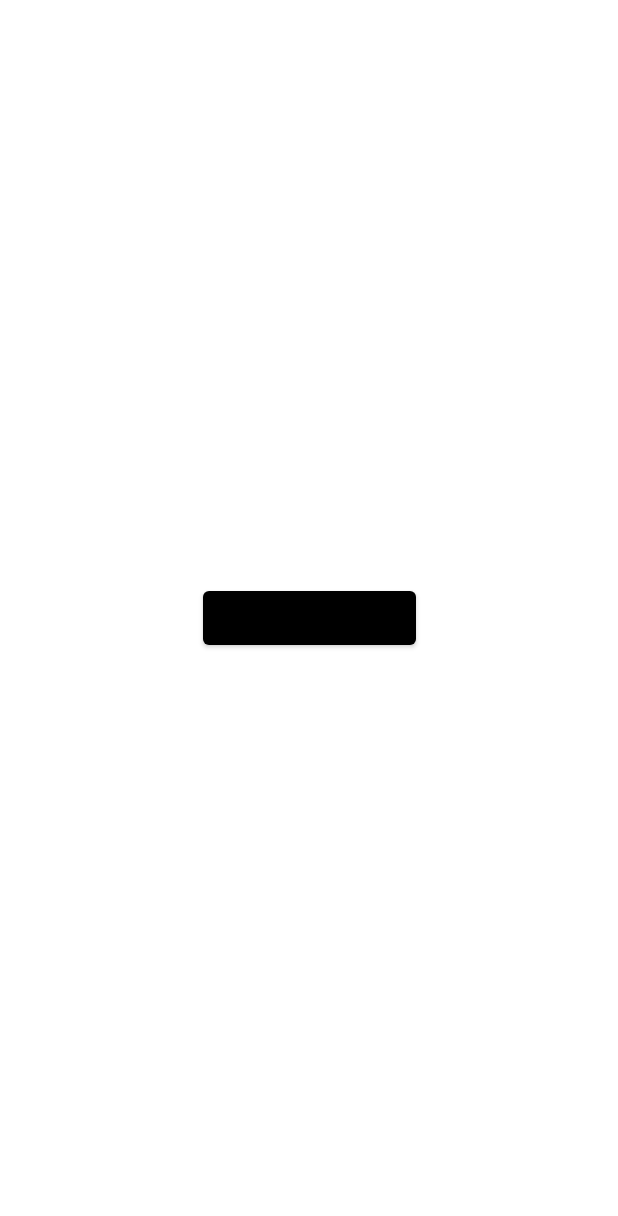
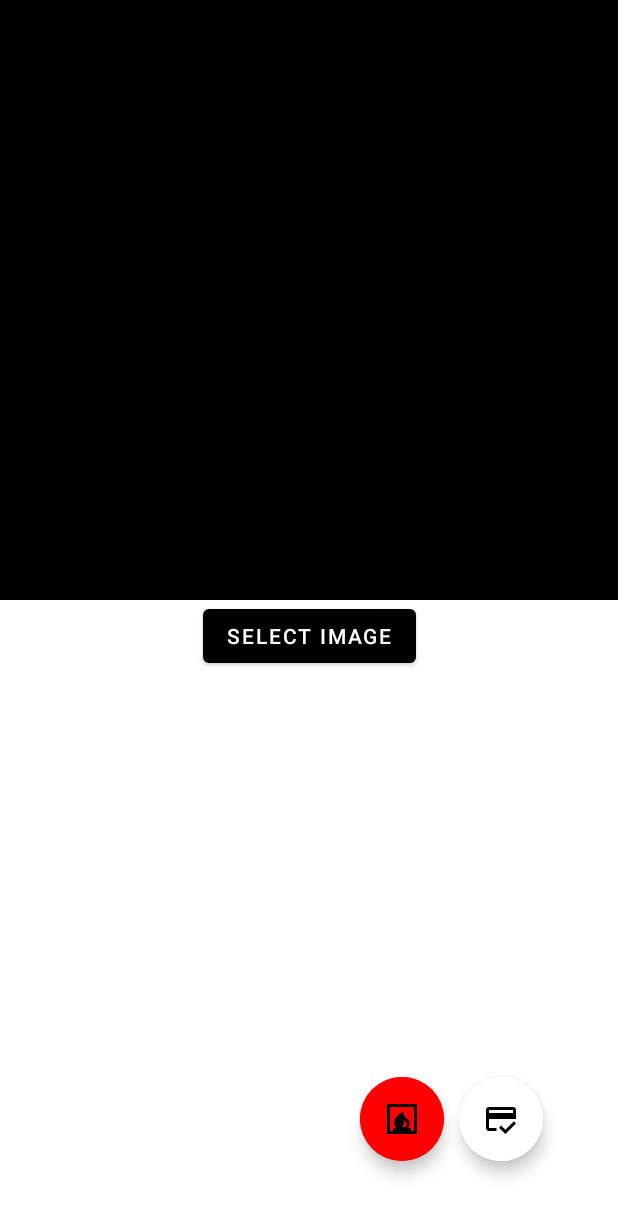
Before and after one commit to LIHOME119/papercraft, an Android app: the layout activity_custom_paper_craft.xml on its own in the app's theme, with its tools: preview values and no code run, on a phone screen of 412 x 824 dp. Shown: the top 1216 px of the screen. Run offline under Robolectric (Android 15) with nearby library versions, the light colour scheme and no system bars.

Commit message:
custom paper craft page and info ui

```diff
--- a/app/src/main/AndroidManifest.xml
+++ b/app/src/main/AndroidManifest.xml
@@ -18,7 +18,8 @@
         android:roundIcon="@mipmap/ic_launcher_round"
         android:supportsRtl="true"
         android:theme="@style/Theme.Papercraft">
-        <activity android:name=".ShopPage"></activity>
+        <activity android:name=".Info"></activity>
+        <activity android:name=".ShopPage" />
         <activity android:name=".Splash_wellcome">
             <intent-filter>
                 <action android:name="android.intent.action.MAIN" />
@@ -42,7 +43,7 @@
             android:name=".MapsActivity"
             android:label="@string/title_activity_maps" />
         <activity android:name=".HomePage" />
-        <activity android:name=".LoginPage"></activity>
+        <activity android:name=".LoginPage" />
         <activity android:name=".customPaperCraft" />
         <activity android:name=".MainActivity" /> <!-- crop image -->
         <activity
--- a/app/src/main/java/com/example/papercraft/LoginPage.java
+++ b/app/src/main/java/com/example/papercraft/LoginPage.java
@@ -235,6 +235,7 @@ public class LoginPage extends AppCompatActivity implements SignUpFragment.Botto
                     Log.d(TAG, "on95"+dataSnapshot.child(userEnteredPassword).child("password").getValue(String.class));
 
                     if(passwordFromDB.equals(userEnteredPassword)){
+                        HomePage.user=userEnteredUsername;
                         Intent intent = new Intent(getApplicationContext(), HomePage.class);
                         startActivity(intent);
                     }else {
--- a/app/src/main/res/layout/activity_custom_paper_craft.xml
+++ b/app/src/main/res/layout/activity_custom_paper_craft.xml
@@ -8,8 +8,9 @@
 
     <ImageView
         android:id="@+id/CustomPCimage"
-        android:layout_width="wrap_content"
-        android:layout_height="wrap_content"
+        android:layout_width="match_parent"
+        android:background="@color/black"
+        android:layout_height="400dp"
         app:layout_constraintStart_toStartOf="parent"
         app:layout_constraintTop_toTopOf="parent" />
 
@@ -18,10 +19,10 @@
         android:layout_width="wrap_content"
         android:layout_height="wrap_content"
         android:text="Select Image"
-        app:layout_constraintBottom_toBottomOf="parent"
+        android:textColor="@color/white"
         app:layout_constraintEnd_toEndOf="parent"
         app:layout_constraintStart_toStartOf="parent"
-        app:layout_constraintTop_toTopOf="parent" />
+        app:layout_constraintTop_toBottomOf="@id/CustomPCimage" />
 
     <TextView
         android:id="@+id/tv_CustomPCimageLabelingResult"
@@ -34,4 +35,25 @@
         app:layout_constraintTop_toBottomOf="@+id/btn_SelectCustomPCimage" />
 
 
+    <com.google.android.material.floatingactionbutton.ExtendedFloatingActionButton
+        android:layout_width="wrap_content"
+        android:layout_height="wrap_content"
+        android:id="@+id/fbtn_customfire"
+        android:layout_marginEnd="10dp"
+        android:layout_marginBottom="50dp"
+        android:backgroundTint="@color/red"
+        app:icon="@drawable/ic_baseline_fireplace_24"
+        app:layout_constraintBottom_toBottomOf="parent"
+        app:layout_constraintEnd_toStartOf="@+id/fbtn_customDone" />
+
+    <com.google.android.material.floatingactionbutton.ExtendedFloatingActionButton
+        android:id="@+id/fbtn_customDone"
+        android:layout_width="wrap_content"
+        android:layout_height="wrap_content"
+        android:layout_marginEnd="50dp"
+        android:layout_marginBottom="50dp"
+        android:backgroundTint="@color/white"
+        app:icon="@drawable/ic_baseline_credit_score_24"
+        app:layout_constraintBottom_toBottomOf="parent"
+        app:layout_constraintEnd_toEndOf="parent" />
 </androidx.constraintlayout.widget.ConstraintLayout>
--- a/app/src/main/res/layout/activity_home_page.xml
+++ b/app/src/main/res/layout/activity_home_page.xml
@@ -55,7 +55,7 @@
         android:id="@+id/fbtn_shop"
         android:layout_width="wrap_content"
         android:layout_height="wrap_content"
-        android:layout_marginStart="40dp"
+        android:layout_marginStart="30dp"
         android:layout_marginBottom="50dp"
         android:backgroundTint="@color/black"
         app:icon="@drawable/ic_baseline_shopping_cart_24"
--- a/app/src/main/res/layout/activity_shop_page.xml
+++ b/app/src/main/res/layout/activity_shop_page.xml
@@ -61,7 +61,7 @@
                         android:layout_height="150sp"
                         android:layout_marginStart="10dp"
                         android:layout_marginTop="20dp"
-                        android:text=" Burning Package x1 \n Basic Paper craft x1 \n\n\n 100$"
+                        android:text=" Burning Package x1 \n Basic Paper craft x1 \n\n\n 125$"
                         app:layout_constraintStart_toStartOf="parent"
                         app:layout_constraintTop_toBottomOf="@id/img_god1" />
 
@@ -136,7 +136,7 @@
                         android:layout_height="150sp"
                         android:layout_marginStart="10dp"
                         android:layout_marginTop="20dp"
-                        android:text=" Burning Package x1 \n Paper craft x10 \n Paper money Package x10 \n\n\n 300$"
+                        android:text=" Burning Package x1 \n Paper craft x10 \n Paper money Package x10 \n\n\n 398$"
                         app:layout_constraintStart_toStartOf="parent"
                         app:layout_constraintTop_toBottomOf="@id/img_god2" />
 
@@ -214,7 +214,7 @@
                         android:layout_height="150sp"
                         android:layout_marginStart="10dp"
                         android:layout_marginTop="20dp"
-                        android:text=" Burning Package x5 \n Paper craft x50 \n Paper money Package x50 \n Full set Paper craft x10 \n Best Paper craft Package x10 \n\n\n 800$"
+                        android:text=" Burning Package x5 \n Paper craft x50 \n Paper money Package x50 \n Full set Paper craft x10 \n Best Paper craft Package x10 \n\n\n 888$"
                         app:layout_constraintStart_toStartOf="parent"
                         app:layout_constraintTop_toBottomOf="@id/img_god3" />
 
```
Also changed, not shown: app/src/main/java/com/example/papercraft/HomePage.java (+9 -0 lines), app/src/main/java/com/example/papercraft/Info.java (added, +18 -0 lines), app/src/main/java/com/example/papercraft/ShopPage.java (+26 -0 lines), app/src/main/java/com/example/papercraft/customPaperCraft.java (+65 -0 lines), app/src/main/res/layout/activity_info.xml (added, +94 -0 lines).
